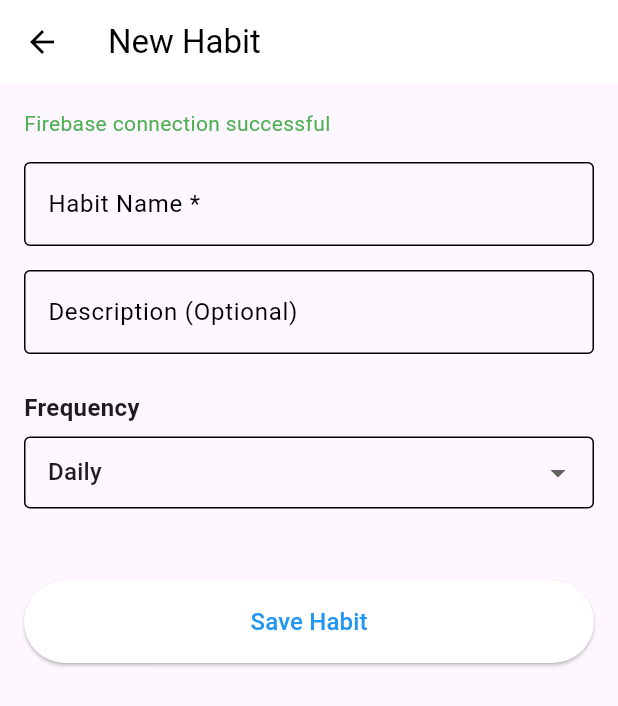
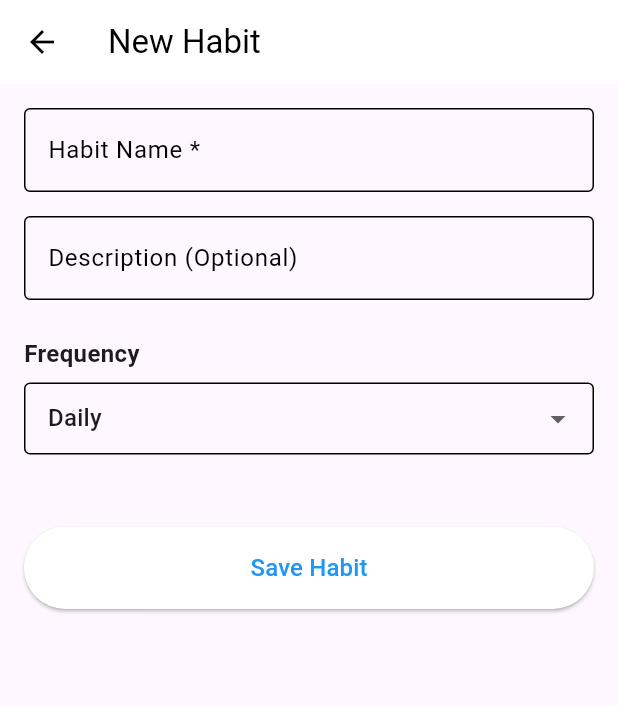
Before and after one commit to fabianbaumert/habitly, a Flutter app: the screen it shows once a user with an empty profile is signed in, item 3 of the bottom bar chosen, after a tap on "Create a new habit", on a phone screen of 412 x 824 dp. Shown: the top 706 px of the screen. Run offline on Flutter 3.47's test engine with Material 3 defaults, Android fonts, the phone set to English and light mode, and no system bars; our stand-ins replace cloud_firestore, confetti, connectivity_plus, dio, firebase_auth, firebase_core and 6 more; accounts and stored records are empty; generated files the repository leaves out were written again.

Commit message:
feat: remove Firebase connection test and related message from HabitFormScreen

```diff
--- a/lib/screens/habit_form_screen.dart
+++ b/lib/screens/habit_form_screen.dart
@@ -4,7 +4,6 @@ import 'package:habitly/providers/habit_provider.dart';
 import 'package:cloud_firestore/cloud_firestore.dart';
 import 'package:firebase_auth/firebase_auth.dart';
 import 'package:habitly/models/habit.dart';
-import 'package:habitly/services/logger_service.dart';
 import 'package:habitly/widgets/frequency_selector.dart';
 
 class HabitFormScreen extends ConsumerStatefulWidget {
@@ -25,7 +24,6 @@ class _HabitFormScreenState extends ConsumerState<HabitFormScreen> {
   final _descriptionController = TextEditingController();
 
   bool _isLoading = false;
-  String _testMessage = '';
   bool get _isEditMode => widget.existingHabit != null;
 
   // Frequency settings
@@ -48,37 +46,6 @@ class _HabitFormScreenState extends ConsumerState<HabitFormScreen> {
       _specificDays = widget.existingHabit!.specificDays;
       _dayOfMonth = widget.existingHabit!.dayOfMonth;
       _month = widget.existingHabit!.month;
-    } else {
-      // Only test Firebase connection in create mode
-      _testFirebaseConnection();
-    }
-  }
-
-  // Test Firebase connection
-  Future<void> _testFirebaseConnection() async {
-    try {
-      setState(() {
-        _testMessage = 'Testing Firebase connection...';
-      });
-
-      // Try to access Firestore
-      final testDoc = await FirebaseFirestore.instance
-          .collection('_test_connection')
-          .doc('test')
-          .get();
-
-      setState(() {
-        _testMessage = 'Firebase connection successful';
-      });
-
-      appLogger.e('Firebase connection test successful: ${testDoc.exists ? 'Document exists' : 'Document does not exist'}');
-
-    } catch (e) {
-      setState(() {
-        _testMessage = 'Firebase connection failed: $e';
-      });
-      appLogger.e('Firebase connection test failed: $e');
-
     }
   }
 
@@ -197,20 +164,6 @@ class _HabitFormScreenState extends ConsumerState<HabitFormScreen> {
           key: _formKey,
           child: ListView(
             children: [
-              // Firebase connection test message (only in create mode)
-              if (!_isEditMode && _testMessage.isNotEmpty)
-                Padding(
-                  padding: const EdgeInsets.only(bottom: 16.0),
-                  child: Text(
-                    _testMessage,
-                    style: TextStyle(
-                      color: _testMessage.contains('failed')
-                          ? Colors.red
-                          : Colors.green,
-                    ),
-                  ),
-                ),
-
               // Habit Name
               TextFormField(
                 controller: _nameController,
```
